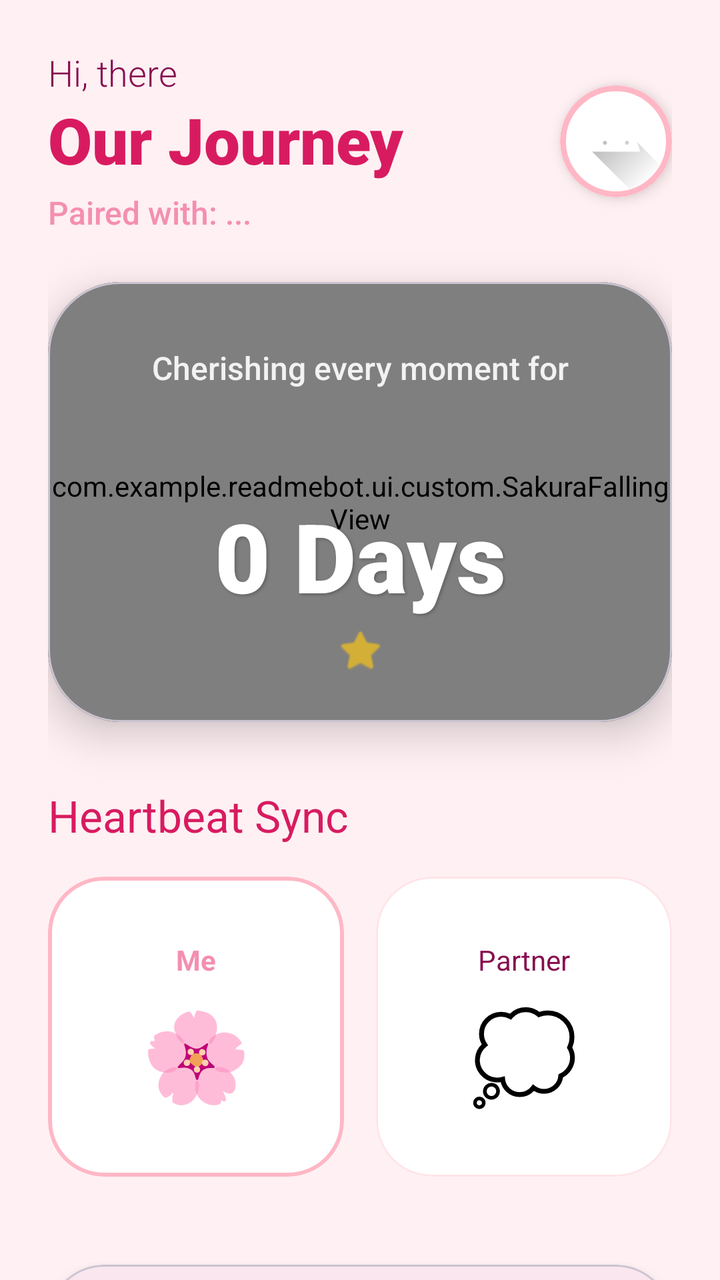
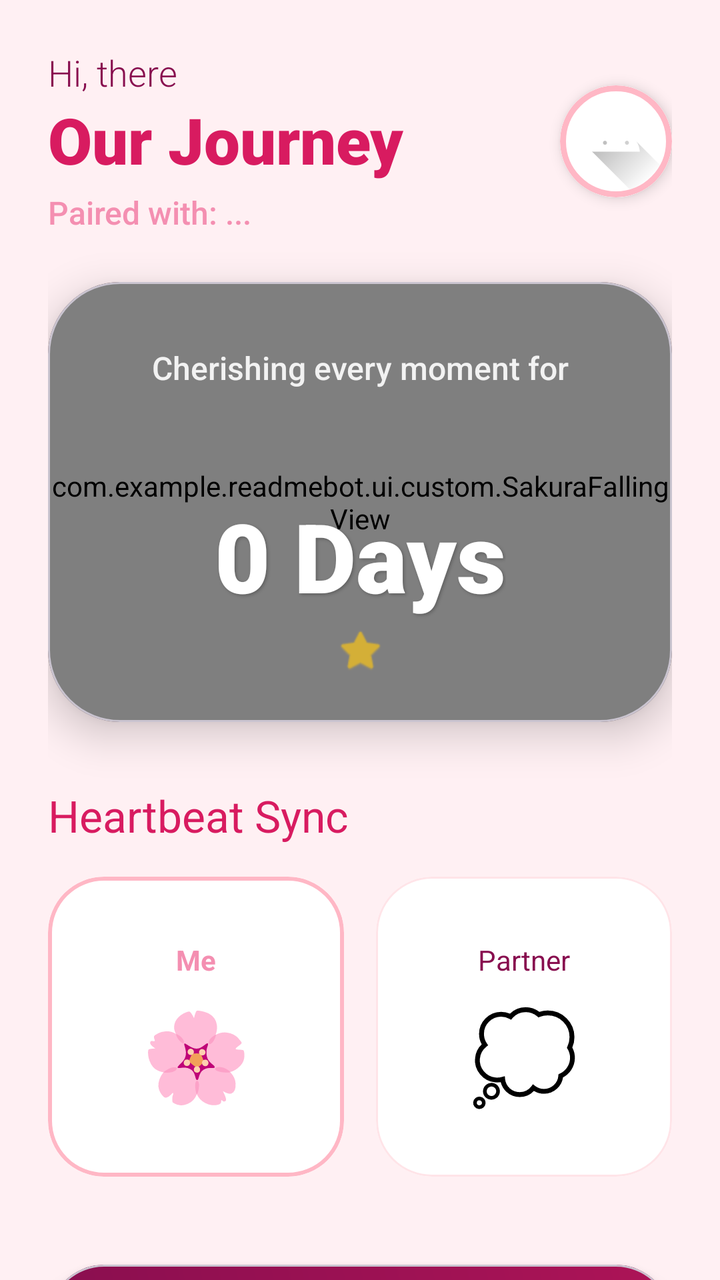

Compare the two renders of this Android layout. The source of the first and the diff that turns it into the second are given below.
<!-- AndroidManifest.xml: application theme Theme.Readmebot -->
<!-- res/layout/fragment_home.xml -->
<?xml version="1.0" encoding="utf-8"?>
<androidx.core.widget.NestedScrollView xmlns:android="http://schemas.android.com/apk/res/android"
    xmlns:app="http://schemas.android.com/apk/res-auto"
    xmlns:tools="http://schemas.android.com/tools"
    android:layout_width="match_parent"
    android:layout_height="match_parent"
    android:background="@color/sakura_soft"
    android:clipToPadding="false"
    android:padding="24dp">

    <androidx.constraintlayout.widget.ConstraintLayout
        android:layout_width="match_parent"
        android:layout_height="wrap_content">

        
        <TextView
            android:id="@+id/tv_greeting"
            android:layout_width="wrap_content"
            android:layout_height="wrap_content"
            android:fontFamily="sans-serif-light"
            android:text="Hi, there"
            android:textColor="@color/secondary"
            android:textSize="18sp"
            app:layout_constraintStart_toStartOf="parent"
            app:layout_constraintTop_toTopOf="parent" />

        <TextView
            android:id="@+id/tv_status_title"
            android:layout_width="wrap_content"
            android:layout_height="wrap_content"
            android:fontFamily="sans-serif-black"
            android:text="Our Journey"
            android:textColor="@color/primary"
            android:textSize="32sp"
            app:layout_constraintStart_toStartOf="parent"
            app:layout_constraintTop_toBottomOf="@id/tv_greeting" />

        
        <TextView
            android:id="@+id/tv_partner_nickname"
            android:layout_width="wrap_content"
            android:layout_height="wrap_content"
            android:layout_marginTop="4dp"
            android:fontFamily="sans-serif-medium"
            android:text="Paired with: ..."
            android:textColor="@color/primary_light"
            android:textSize="16sp"
            app:layout_constraintStart_toStartOf="parent"
            app:layout_constraintTop_toBottomOf="@id/tv_status_title" />

        
        <com.google.android.material.card.MaterialCardView
            android:id="@+id/card_profile_wrapper"
            android:layout_width="56dp"
            android:layout_height="56dp"
            app:cardCornerRadius="28dp"
            app:cardElevation="4dp"
            app:strokeWidth="3dp"
            app:strokeColor="@color/sakura_pink"
            app:layout_constraintEnd_toEndOf="parent"
            app:layout_constraintTop_toTopOf="@id/tv_greeting"
            app:layout_constraintBottom_toBottomOf="@id/tv_partner_nickname">
            <ImageView
                android:id="@+id/iv_user_profile"
                android:layout_width="match_parent"
                android:layout_height="match_parent"
                android:scaleType="centerCrop"
                android:src="@drawable/ic_launcher_foreground"
                android:background="@color/white"
                android:clickable="true"
                android:focusable="true" />
        </com.google.android.material.card.MaterialCardView>

        
        <com.google.android.material.card.MaterialCardView
            android:id="@+id/card_journey"
            android:layout_width="match_parent"
            android:layout_height="220dp"
            android:layout_marginTop="24dp"
            app:cardCornerRadius="36dp"
            app:cardElevation="12dp"
            app:layout_constraintTop_toBottomOf="@id/tv_partner_nickname">

            <androidx.constraintlayout.widget.ConstraintLayout
                android:layout_width="match_parent"
                android:layout_height="match_parent"
                android:background="@drawable/bg_sakura_gradient">

                
                <com.example.readmebot.ui.custom.SakuraFallingView
                    android:id="@+id/sakura_falling_view"
                    android:layout_width="match_parent"
                    android:layout_height="match_parent" />

                <TextView
                    android:id="@+id/tv_journey_label"
                    android:layout_width="wrap_content"
                    android:layout_height="wrap_content"
                    android:layout_marginTop="32dp"
                    android:fontFamily="sans-serif-medium"
                    android:text="Cherishing every moment for"
                    android:textColor="@color/white"
                    android:textSize="16sp"
                    android:alpha="0.9"
                    app:layout_constraintEnd_toEndOf="parent"
                    app:layout_constraintStart_toStartOf="parent"
                    app:layout_constraintTop_toTopOf="parent" />

                <TextView
                    android:id="@+id/tv_journey_counter"
                    android:layout_width="wrap_content"
                    android:layout_height="wrap_content"
                    android:fontFamily="sans-serif-black"
                    android:text="0 Days"
                    android:textColor="@color/white"
                    android:textSize="48sp"
                    android:shadowColor="#40000000"
                    android:shadowDx="2"
                    android:shadowDy="2"
                    android:shadowRadius="4"
                    app:layout_constraintBottom_toBottomOf="parent"
                    app:layout_constraintEnd_toEndOf="parent"
                    app:layout_constraintStart_toStartOf="parent"
                    app:layout_constraintTop_toBottomOf="@id/tv_journey_label" />

                <ImageView
                    android:layout_width="24dp"
                    android:layout_height="24dp"
                    android:layout_marginBottom="24dp"
                    android:src="@android:drawable/btn_star_big_on"
                    app:tint="@color/accent_gold"
                    app:layout_constraintBottom_toBottomOf="parent"
                    app:layout_constraintEnd_toEndOf="parent"
                    app:layout_constraintStart_toStartOf="parent" />

            </androidx.constraintlayout.widget.ConstraintLayout>
        </com.google.android.material.card.MaterialCardView>

        
        <TextView
            android:id="@+id/tv_mood_label"
            android:layout_width="wrap_content"
            android:layout_height="wrap_content"
            android:layout_marginTop="32dp"
            android:fontFamily="sans-serif-bold"
            android:text="Heartbeat Sync"
            android:textColor="@color/primary"
            android:textSize="22sp"
            app:layout_constraintStart_toStartOf="parent"
            app:layout_constraintTop_toBottomOf="@id/card_journey" />

        <LinearLayout
            android:layout_width="match_parent"
            android:layout_height="wrap_content"
            android:layout_marginTop="16dp"
            android:orientation="horizontal"
            app:layout_constraintTop_toBottomOf="@id/tv_mood_label">

            
            <com.google.android.material.card.MaterialCardView
                android:id="@+id/card_my_mood"
                android:layout_width="0dp"
                android:layout_height="150dp"
                android:layout_marginEnd="8dp"
                android:layout_weight="1"
                app:cardCornerRadius="28dp"
                app:cardElevation="0dp"
                app:strokeWidth="2dp"
                app:strokeColor="@color/sakura_pink"
                app:cardBackgroundColor="@color/white">
                <LinearLayout
                    android:layout_width="match_parent"
                    android:layout_height="match_parent"
                    android:gravity="center"
                    android:orientation="vertical">
                    <TextView
                        android:layout_width="wrap_content"
                        android:layout_height="wrap_content"
                        android:text="Me"
                        android:textColor="@color/primary_light"
                        android:textStyle="bold" />
                    <TextView
                        android:id="@+id/tv_my_mood_emoji"
                        android:layout_width="wrap_content"
                        android:layout_height="wrap_content"
                        android:layout_marginTop="8dp"
                        android:text="🌸"
                        android:textSize="44sp" />
                </LinearLayout>
            </com.google.android.material.card.MaterialCardView>

            
            <com.google.android.material.card.MaterialCardView
                android:id="@+id/card_partner_mood"
                android:layout_width="0dp"
                android:layout_height="150dp"
                android:layout_marginStart="8dp"
                android:layout_weight="1"
                app:cardCornerRadius="28dp"
                app:cardElevation="0dp"
                app:strokeWidth="1dp"
                app:strokeColor="@color/surface_variant"
                app:cardBackgroundColor="@color/white">
                <LinearLayout
                    android:layout_width="match_parent"
                    android:layout_height="match_parent"
                    android:gravity="center"
                    android:orientation="vertical">
                    <TextView
                        android:id="@+id/tv_partner_label"
                        android:layout_width="wrap_content"
                        android:layout_height="wrap_content"
                        android:text="Partner"
                        android:textColor="@color/secondary" />
                    <TextView
                        android:id="@+id/tv_partner_mood_emoji"
                        android:layout_width="wrap_content"
                        android:layout_height="wrap_content"
                        android:layout_marginTop="8dp"
                        android:text="💭"
                        android:textSize="44sp" />
                </LinearLayout>
            </com.google.android.material.card.MaterialCardView>
        </LinearLayout>

        
        <com.google.android.material.card.MaterialCardView
            android:id="@+id/card_ai_suggestion"
            android:layout_width="match_parent"
            android:layout_height="wrap_content"
            android:layout_marginTop="210dp"
            android:layout_marginBottom="40dp"
            app:cardCornerRadius="28dp"
            app:cardElevation="6dp"
            app:layout_constraintTop_toBottomOf="@id/tv_mood_label"
            app:layout_constraintBottom_toBottomOf="parent">
            <LinearLayout
                android:layout_width="match_parent"
                android:layout_height="wrap_content"
                android:background="@drawable/bg_ai_premium_gradient"
                android:padding="20dp"
                android:orientation="horizontal"
                android:gravity="center_vertical">
                <ImageView
                    android:layout_width="32dp"
                    android:layout_height="32dp"
                    android:src="@android:drawable/ic_menu_help"
                    app:tint="@color/white" />
                <TextView
                    android:layout_width="0dp"
                    android:layout_height="wrap_content"
                    android:layout_weight="1"
                    android:layout_marginStart="16dp"
                    android:text="Sakura Wisdom: A perfect day for a walk under the blossoms."
                    android:textColor="@color/white"
                    android:fontFamily="sans-serif-medium" />
            </LinearLayout>
        </com.google.android.material.card.MaterialCardView>

    </androidx.constraintlayout.widget.ConstraintLayout>
</androidx.core.widget.NestedScrollView>
<!-- resources referenced by this layout -->
<resources>
  <color name="accent_gold">#D4AF37</color>
  <color name="primary">#D81B60</color>
  <color name="primary_light">#F48FB1</color>
  <color name="sakura_pink">#FFB7C5</color>
  <color name="sakura_soft">#FFF0F3</color>
  <color name="secondary">#880E4F</color>
  <color name="surface_variant">#FFE4E8</color>
  <color name="white">#FFFFFF</color>
  <!-- drawable bg_ai_premium_gradient (drawable) -->
  <?xml version="1.0" encoding="utf-8"?>
  <selector xmlns:android="http://schemas.android.com/apk/res/android">
  
  </selector>
  <!-- drawable bg_sakura_gradient (drawable) -->
  <?xml version="1.0" encoding="utf-8"?>
  <shape xmlns:android="http://schemas.android.com/apk/res/android"
      android:shape="rectangle">
      <gradient
          android:angle="135"
          android:endColor="#F48FB1"
          android:startColor="#FFB7C5"
          android:type="linear" />
      <corners android:radius="36dp" />
  </shape>
  <style name="Theme.Readmebot" parent="Theme.Material3.DayNight.NoActionBar">
          
          <item name="colorPrimary">@color/primary</item>
          <item name="colorOnPrimary">@color/on_primary</item>
          
          
          <item name="colorSecondary">@color/secondary</item>
          
          
          <item name="android:windowBackground">@color/background</item>
          <item name="colorSurface">@color/surface</item>
          <item name="colorSurfaceVariant">@color/surface_variant</item>
  
          
          <item name="android:statusBarColor">@color/background</item>
          <item name="android:windowLightStatusBar">true</item>
          
          
          <item name="shapeAppearanceLargeComponent">@style/ShapeAppearance.Readmebot.Large</item>
          <item name="shapeAppearanceMediumComponent">@style/ShapeAppearance.Readmebot.Medium</item>
      </style>
  <color name="on_primary">#FFFFFF</color>
  <color name="background">#FDFBFB</color>
  <color name="surface">#FFFFFF</color>
  <style name="ShapeAppearance.Readmebot.Large" parent="ShapeAppearance.Material3.LargeComponent">
          <item name="cornerSize">32dp</item>
      </style>
  <style name="ShapeAppearance.Readmebot.Medium" parent="ShapeAppearance.Material3.MediumComponent">
          <item name="cornerSize">24dp</item>
      </style>
  <!-- unchanged entries left out for length: 1 -->
</resources>

<!-- the commit's change to res/layout/fragment_home.xml (unified diff, before → after) -->
@@ -1,7 +1,6 @@
 <?xml version="1.0" encoding="utf-8"?>
 <androidx.core.widget.NestedScrollView xmlns:android="http://schemas.android.com/apk/res/android"
     xmlns:app="http://schemas.android.com/apk/res-auto"
-    xmlns:tools="http://schemas.android.com/tools"
     android:layout_width="match_parent"
     android:layout_height="match_parent"
     android:background="@color/sakura_soft"
<!-- resource entries referenced after the edit -->
@@ -10,9 +10,14 @@
   <color name="white">#FFFFFF</color>
   <!-- drawable bg_ai_premium_gradient (drawable) -->
   <?xml version="1.0" encoding="utf-8"?>
-  <selector xmlns:android="http://schemas.android.com/apk/res/android">
-  
-  </selector>
+  <shape xmlns:android="http://schemas.android.com/apk/res/android"
+      android:shape="rectangle">
+      <gradient
+          android:startColor="#880E4F"
+          android:endColor="#AD1457"
+          android:angle="45"/>
+      <corners android:radius="28dp"/>
+  </shape>
   <!-- drawable bg_sakura_gradient (drawable) -->
   <?xml version="1.0" encoding="utf-8"?>
   <shape xmlns:android="http://schemas.android.com/apk/res/android"
